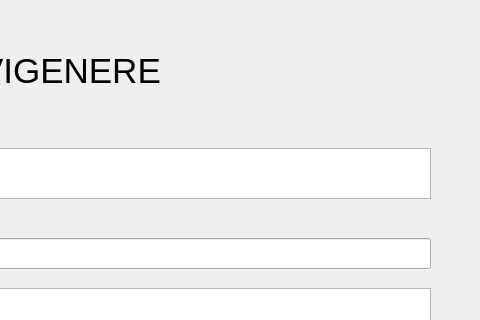
Qt form lab_03/ui/vigenere.ui (Suny025/BMTTNC-Hutech-2380601589) before a commit; both pictures show x 320 to 800 and y 0 to 320 of the 800 by 600 pixel window.
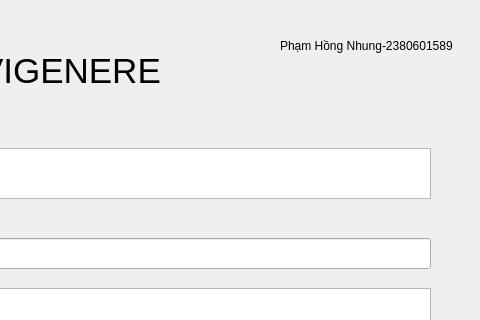
The same form after that commit.

```diff
--- a/lab_03/ui/vigenere.ui
+++ b/lab_03/ui/vigenere.ui
@@ -142,6 +142,19 @@
      <string>Key:</string>
     </property>
    </widget>
+   <widget class="QLabel" name="label_4">
+    <property name="geometry">
+     <rect>
+      <x>600</x>
+      <y>30</y>
+      <width>181</width>
+      <height>31</height>
+     </rect>
+    </property>
+    <property name="text">
+     <string>Phạm Hồng Nhung-2380601589</string>
+    </property>
+   </widget>
   </widget>
   <widget class="QMenuBar" name="menubar">
    <property name="geometry">
```
Left out of the diff: 2 changed lines with no effect on the pictures.
